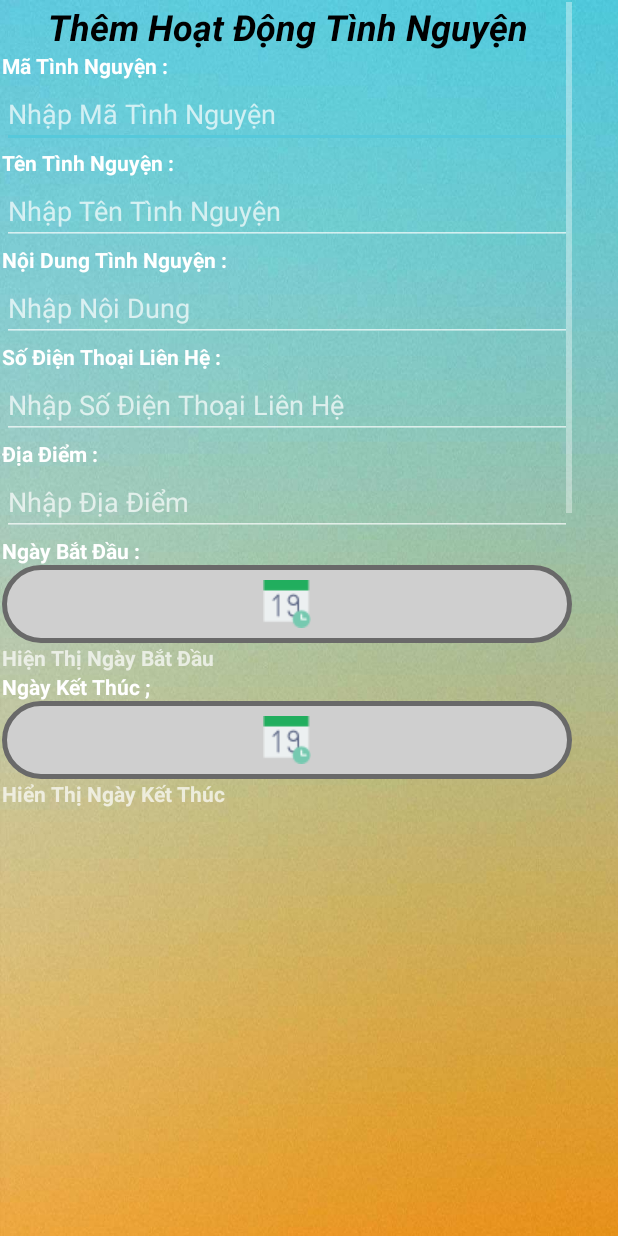
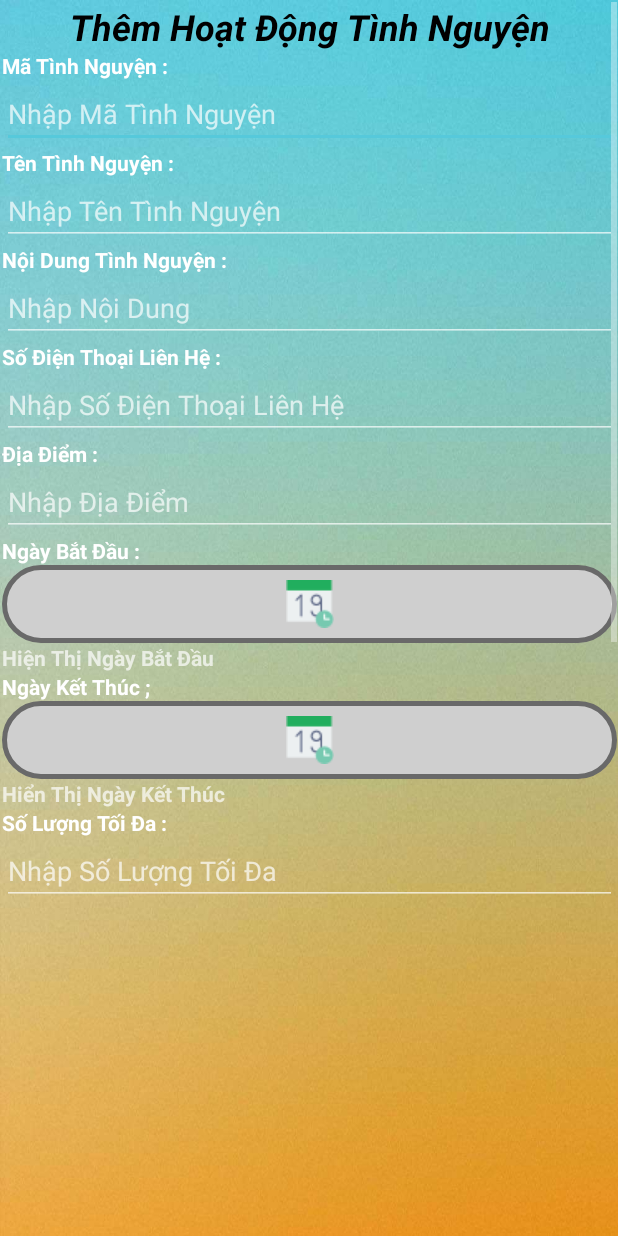
Before and after one commit to lehoangthienan/QuanLyTinhNguyen-Java-AndroidStudio, an Android app: the InsertTinhNguyenActivity screen opened directly, with no data from a screen before it, on a phone screen of 412 x 824 dp. Run offline under Robolectric (Android 15) with nearby library versions, the phone set to English and light mode, and no system bars; our stand-ins replace Volley; network calls fail.

Commit message:
update giao dien

```diff
--- a/app/src/main/res/layout/activity_control_tinh_nguyen.xml
+++ b/app/src/main/res/layout/activity_control_tinh_nguyen.xml
@@ -49,7 +49,7 @@
                     <ListView
                         android:id="@+id/lvDanhSachTinhNguyen"
                         android:layout_width="match_parent"
-                        android:layout_height="505dp" />
+                        android:layout_height="544dp" />
                 </LinearLayout>
 
                 <LinearLayout
--- a/app/src/main/res/layout/activity_insert_tinh_nguyen.xml
+++ b/app/src/main/res/layout/activity_insert_tinh_nguyen.xml
@@ -8,8 +8,8 @@
     tools:context="bigc.uit.quanlytinhnguyen.InsertTinhNguyenActivity">
 
     <ScrollView
-        android:layout_width="380dp"
-        android:layout_height="540dp"
+        android:layout_width="410dp"
+        android:layout_height="604dp"
         android:layout_marginBottom="1dp"
         android:layout_marginLeft="1dp"
         android:layout_marginRight="1dp"
@@ -24,7 +24,7 @@
         <LinearLayout
             android:layout_width="match_parent"
             android:layout_height="wrap_content"
-            android:orientation="vertical" >
+            android:orientation="vertical">
 
             <TextView
                 android:id="@+id/textView12"
@@ -126,9 +126,9 @@
 
             <ImageButton
                 android:id="@+id/btnNgayBDInsert"
-                android:background="@drawable/drawimagebuttontime"
                 android:layout_width="match_parent"
                 android:layout_height="wrap_content"
+                android:background="@drawable/drawimagebuttontime"
                 app:srcCompat="@drawable/calendar" />
 
             <TextView
@@ -149,9 +149,9 @@
 
             <ImageButton
                 android:id="@+id/btnNgayKTInsert"
-                android:background="@drawable/drawimagebuttontime"
                 android:layout_width="match_parent"
                 android:layout_height="wrap_content"
+                android:background="@drawable/drawimagebuttontime"
                 app:srcCompat="@drawable/calendar" />
 
             <TextView
@@ -164,7 +164,7 @@
 
             <TextView
                 android:id="@+id/textView38"
-                android:layout_width="match_parent"
+                android:layout_width="409dp"
                 android:layout_height="wrap_content"
                 android:text="Số Lượng Tối Đa : "
                 android:textColor="@android:color/background_light"
@@ -228,9 +228,9 @@
 
             <ImageButton
                 android:id="@+id/btnThemInsert"
-                android:background="@drawable/drawimagebuttonadmin"
                 android:layout_width="match_parent"
                 android:layout_height="wrap_content"
+                android:background="@drawable/drawimagebuttonadmin"
                 app:srcCompat="@drawable/new1" />
 
         </LinearLayout>
```
Also changed, not shown: app/src/main/res/layout/activity_xu_ly_update.xml (+5 -5 lines).
